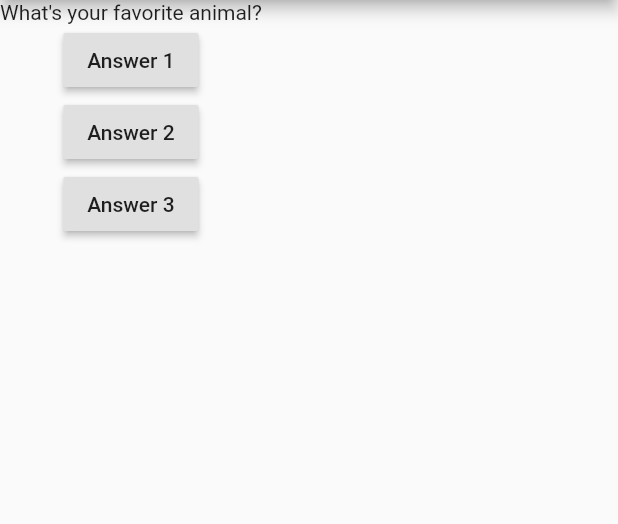
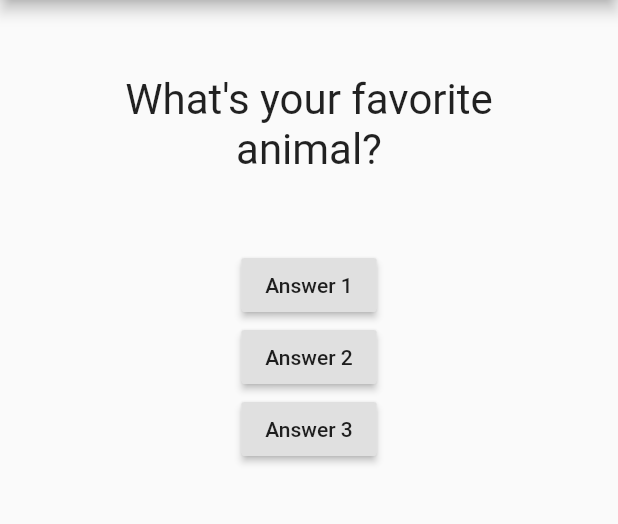
Before and after one commit to Fatimamostafa/Flutter, a Flutter app: the screen it shows after launch, after a tap on "Answer 1", on a phone screen of 412 x 824 dp, the part 84-608 px from its top. Run offline on Flutter 3.47's test engine with Material 2 defaults, Android fonts, the phone set to English and light mode, and no system bars.

```diff
--- a/lib/main.dart
+++ b/lib/main.dart
@@ -1,7 +1,7 @@
 import 'package:flutter/material.dart';
+import 'package:flutter_basics/question.dart';
 
-void main() =>
-    runApp(MyApp()); //For only one expression method can be right be like this
+void main() => runApp(MyApp()); //For only one expression method can be right be like this
 
 class MyApp extends StatefulWidget {
   @override
@@ -13,11 +13,11 @@ class MyApp extends StatefulWidget {
 }
 
 class MyAppState extends State<MyApp> {
-  var index = 0;
+  var _index = 0;
 
-  void answerQuestion() {
+  void _answerQuestion() {
     setState(() {
-      index += 1;
+      _index += 1;
     });
 
     print('Answer chosen!');
@@ -35,10 +35,10 @@ class MyAppState extends State<MyApp> {
         ),
         body: Column(
           children: [
-            Text(questions [index]),
+            Question(questions [_index]),
             RaisedButton(
               child: Text('Answer 1'),
-              onPressed: answerQuestion,
+              onPressed: _answerQuestion,
             ),
             RaisedButton(
               child: Text('Answer 2'),
--- /dev/null
+++ b/lib/question.dart
@@ -0,0 +1,20 @@
+import 'package:flutter/material.dart';
+
+class Question extends StatelessWidget {
+  final String questionText;
+
+  Question(this.questionText);
+
+  @override
+  Widget build(BuildContext context) {
+    return Container(
+      width: double.infinity,
+      margin: EdgeInsets.all(50),
+      child: Text(
+        questionText,
+        style: TextStyle(fontSize: 28),
+        textAlign: TextAlign.center,
+      ),
+    );
+  }
+}
```
